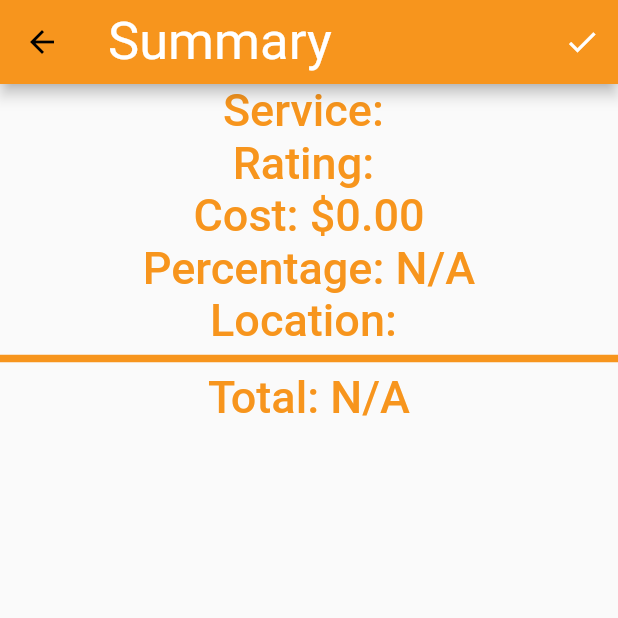
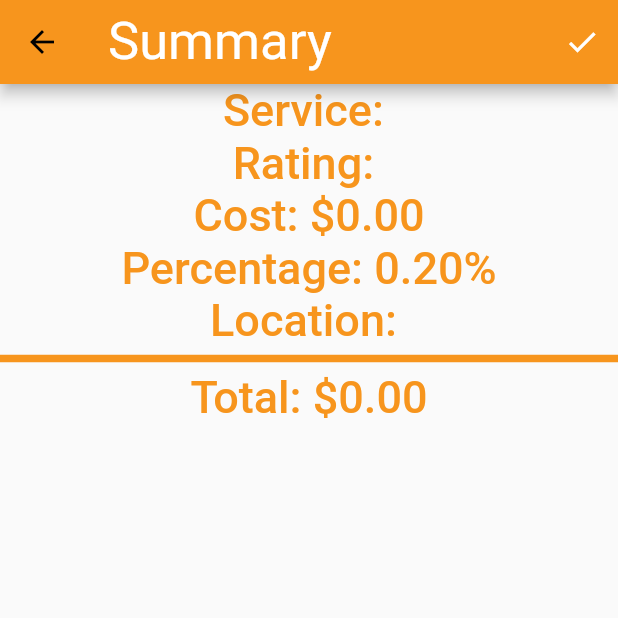
Before and after one commit to GrantComm/ToTip, a Flutter app: the Result screen opened directly with empty values, on a phone screen of 412 x 824 dp, the top half of it. Run offline on Flutter 3.47's test engine with Material 2 defaults, Android fonts, the phone set to English and light mode, and no system bars; our stand-ins replace geocoding, geolocator.

Commit message:
fixes navigation and formats summary report

```diff
--- a/lib/classes/Summary.dart
+++ b/lib/classes/Summary.dart
@@ -3,6 +3,17 @@ class Summary {
   String service;
   String location;
   String rating;
+  double percentage = 0.20;
+  double finalSum = 0.00;
   Summary(this.service, this.totalSum, this.rating, this.location);
-  // TODO: Calculate Percentage
+
+  set _percentage(String service) {
+    if (this.service == 'Dining') {
+      this.percentage = 0.10;
+    }
+  }
+
+  set _finalSum(String services) {
+    this.finalSum = this.percentage * this.totalSum;
+  }
 }
--- a/lib/widgets/ResultsList.dart
+++ b/lib/widgets/ResultsList.dart
@@ -22,7 +22,7 @@ class ResultsList extends StatelessWidget {
             style: Theme.of(context).textTheme.bodyText1,
           ),
           Text(
-            'Percentage: N/A',
+            'Percentage: ' + summary.percentage.toStringAsFixed(2) + '%',
             style: Theme.of(context).textTheme.bodyText1,
           ),
           Text(
@@ -34,7 +34,7 @@ class ResultsList extends StatelessWidget {
             color: Theme.of(context).primaryColor,
           ),
           Text(
-            'Total: N/A',
+            'Total: \$' + summary.finalSum.toStringAsFixed(2),
             style: Theme.of(context).textTheme.bodyText1,
           ),
         ],
--- a/lib/widgets/SubmitButton.dart
+++ b/lib/widgets/SubmitButton.dart
@@ -87,7 +87,7 @@ class _SubmitButtonState extends State<SubmitButton> {
       Navigator.of(context).push(MaterialPageRoute(
           builder: (context) => Result(
               summary: Summary(widget.service, widget.finalAmount,
-                  widget.rating, place.locality))));
+                  widget.rating, place.administrativeArea))));
     } catch (e) {
       print(e);
     }
```
